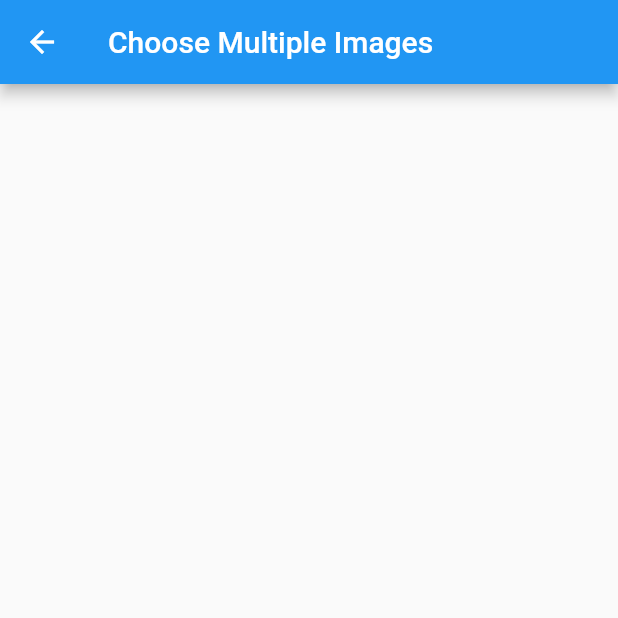
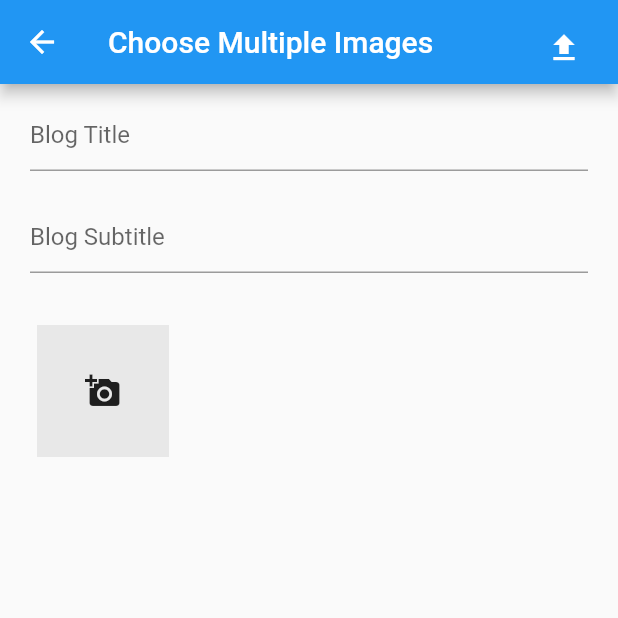
Before and after one commit to ishworpanta10/flutter_blog_with_multi_image, a Flutter app: the UploadPage screen opened directly, on a phone screen of 412 x 824 dp, the top half of it. Run offline on Flutter 3.47's test engine with Material 2 defaults, Android fonts, the phone set to English and light mode, and no system bars; our stand-ins replace bloc, equatable, flutter_bloc, image_picker; project files that could hold a hidden picture were left out.

Commit message:
completed state management for image picker and improve blog upload bloc

```diff
--- a/lib/bloc/blog_upload_event.dart
+++ /dev/null
@@ -1,5 +0,0 @@
-part of 'blog_upload_bloc.dart';
-
-abstract class BlogUploadEvent extends Equatable {
-  const BlogUploadEvent();
-}
--- /dev/null
+++ b/lib/our_bloc/blog_upload_event.dart
@@ -0,0 +1,14 @@
+part of 'blog_upload_bloc.dart';
+
+abstract class BlogUploadEvent extends Equatable {
+  @override
+  List<Object?> get props => [];
+}
+
+class BlogUploadFirstEvent extends BlogUploadEvent {
+  BlogUploadFirstEvent({required this.imageList});
+  final List<String> imageList;
+
+  @override
+  List<Object?> get props => [imageList];
+}
--- /dev/null
+++ b/lib/our_bloc/blog_upload_state.dart
@@ -0,0 +1,27 @@
+part of 'blog_upload_bloc.dart';
+
+abstract class BlogUploadState extends Equatable {
+  @override
+  List<Object?> get props => [];
+}
+
+class BlogUploadInitial extends BlogUploadState {}
+
+class BlogUploadProgress extends BlogUploadState {}
+
+class BlogUploadSuccess extends BlogUploadState {
+  BlogUploadSuccess({required this.imageList, this.title, this.subTitle});
+  final List<String> imageList;
+  final String? title;
+  final String? subTitle;
+  @override
+  List<Object?> get props => [imageList, title, subTitle];
+}
+
+class BlogUploadError extends BlogUploadState {
+  BlogUploadError({required this.errorMessage});
+  final String errorMessage;
+
+  @override
+  List<Object> get props => [errorMessage];
+}
--- a/lib/screen/upload_page.dart
+++ b/lib/screen/upload_page.dart
@@ -1,15 +1,142 @@
+import 'dart:io';
+
 import 'package:flutter/material.dart';
+import 'package:flutter_bloc/flutter_bloc.dart';
+import 'package:image_picker/image_picker.dart';
 
-class UploadPage extends StatelessWidget {
-  const UploadPage({Key? key}) : super(key: key);
+import '../our_bloc/image_picked_bloc.dart';
+
+class UploadPage extends StatefulWidget {
+  @override
+  _UploadPageState createState() => _UploadPageState();
+}
+
+class _UploadPageState extends State<UploadPage> {
+  final TextEditingController _textTitleEditingController =
+      TextEditingController();
+
+  final TextEditingController _textSubTitleEditingController =
+      TextEditingController();
+
+  List<File> imageList = [];
+
+  final picker = ImagePicker();
+
+  void _resetBloc() {
+    context.read<ImagePickedBloc>().add(null);
+    Navigator.pop(context);
+  }
 
   @override
   Widget build(BuildContext context) {
     return Scaffold(
       appBar: AppBar(
         title: const Text('Choose Multiple Images'),
+        leading: IconButton(
+          icon: const Icon(Icons.arrow_back),
+          onPressed: _resetBloc,
+        ),
+        actions: [
+          Padding(
+            padding: const EdgeInsets.all(12),
+            child: BlocBuilder<ImagePickedBloc, List<PickedFile>>(
+              builder: (context, imagePickedState) {
+                return IconButton(
+                  onPressed: () {
+                    final imageList =
+                        imagePickedState.map((e) => e.path).toList();
+                    debugPrint("Button Pressed $imageList");
+
+                    // context.read<BlogUploadBloc>().add();
+                    context.read<ImagePickedBloc>().add(null);
+                  },
+                  icon: const Icon(Icons.upload_sharp),
+                );
+              },
+            ),
+          )
+        ],
       ),
-      body: Container(),
+      body: Column(
+        children: [
+          Padding(
+            padding: const EdgeInsets.symmetric(horizontal: 20, vertical: 10),
+            child: TextFormField(
+              controller: _textTitleEditingController,
+              decoration: const InputDecoration(
+                hintText: 'Blog Title',
+              ),
+            ),
+          ),
+          Padding(
+            padding: const EdgeInsets.symmetric(horizontal: 20, vertical: 10),
+            child: TextFormField(
+              controller: _textSubTitleEditingController,
+              decoration: const InputDecoration(hintText: 'Blog Subtitle'),
+            ),
+          ),
+          Expanded(
+            child: BlocBuilder<ImagePickedBloc, List<PickedFile>>(
+              builder: (context, pickedImageState) {
+                return GridView.builder(
+                  itemCount: pickedImageState.length + 1,
+                  gridDelegate: const SliverGridDelegateWithFixedCrossAxisCount(
+                      crossAxisCount: 3),
+                  itemBuilder: (context, index) {
+                    return index == 0
+                        ? Center(
+                            child: Container(
+                              padding: const EdgeInsets.all(20),
+                              color: Colors.grey.withOpacity(0.2),
+                              child: IconButton(
+                                onPressed: () => _chooseImage(context),
+                                icon: const Icon(Icons.add_a_photo),
+                              ),
+                            ),
+                          )
+                        : Container(
+                            margin: const EdgeInsets.all(4),
+                            decoration: BoxDecoration(
+                              image: DecorationImage(
+                                image: FileImage(
+                                    File(pickedImageState[index - 1].path)),
+                              ),
+                            ),
+                          );
+                  },
+                );
+              },
+            ),
+          ),
+        ],
+      ),
     );
   }
+
+  Future<void> _chooseImage(BuildContext context) async {
+    try {
+      final pickedFile = await picker.getImage(source: ImageSource.gallery);
+      if (pickedFile != null) {
+        BlocProvider.of<ImagePickedBloc>(context).add(pickedFile);
+      }
+
+      // setState(() {
+      //   imageList.add(
+      //     File(pickedFile!.path),
+      //   );
+      // });
+    } catch (err) {
+      //Retrieved lost data
+
+      final lostData = await picker.getLostData();
+      if (lostData.isEmpty) {
+        return;
+      }
+      if (lostData.file != null) {
+        imageList.add(File(lostData.file!.path));
+      } else {
+        debugPrint("File Path : ${lostData.file}");
+      }
+    }
+  }
 }
```
Also changed, not shown: lib/bloc/blog_upload_state.dart (deleted, +0 -10 lines), lib/main.dart (+5 -3 lines), lib/our_bloc/blog_upload_bloc.dart (renamed from lib/bloc/blog_upload_bloc.dart, +13 -1 lines), lib/our_bloc/image_picked_bloc.dart (added, +21 -0 lines), lib/screen/home_page.dart (+18 -2 lines), lib/welcome_page.dart (added, +23 -0 lines).
